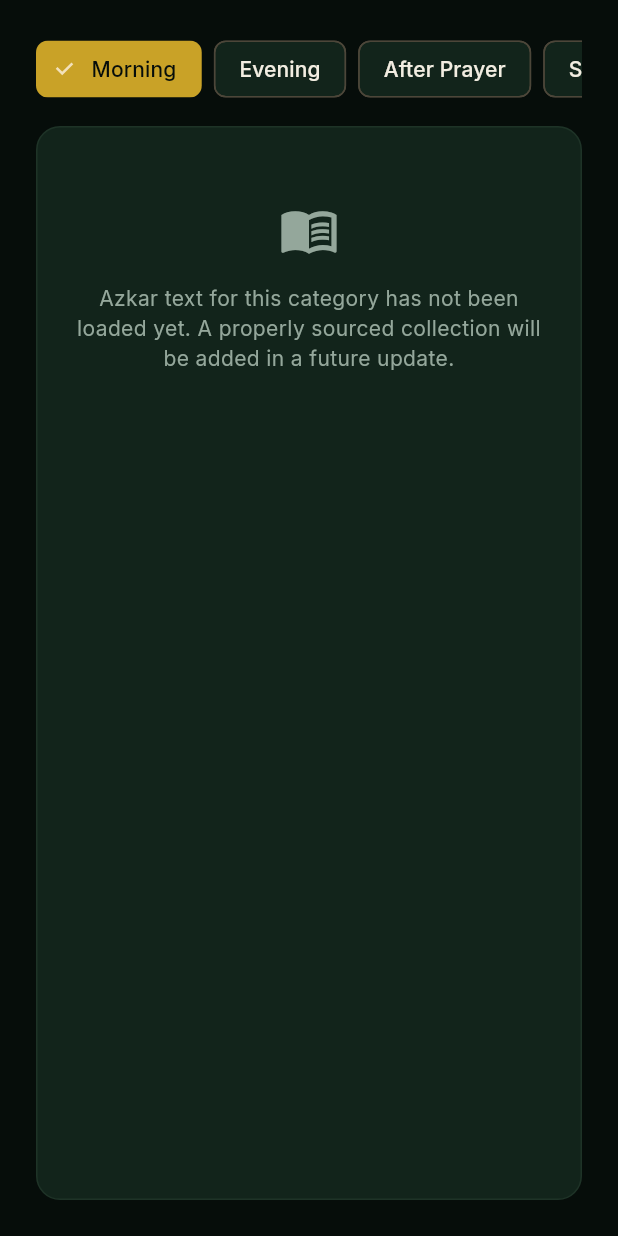
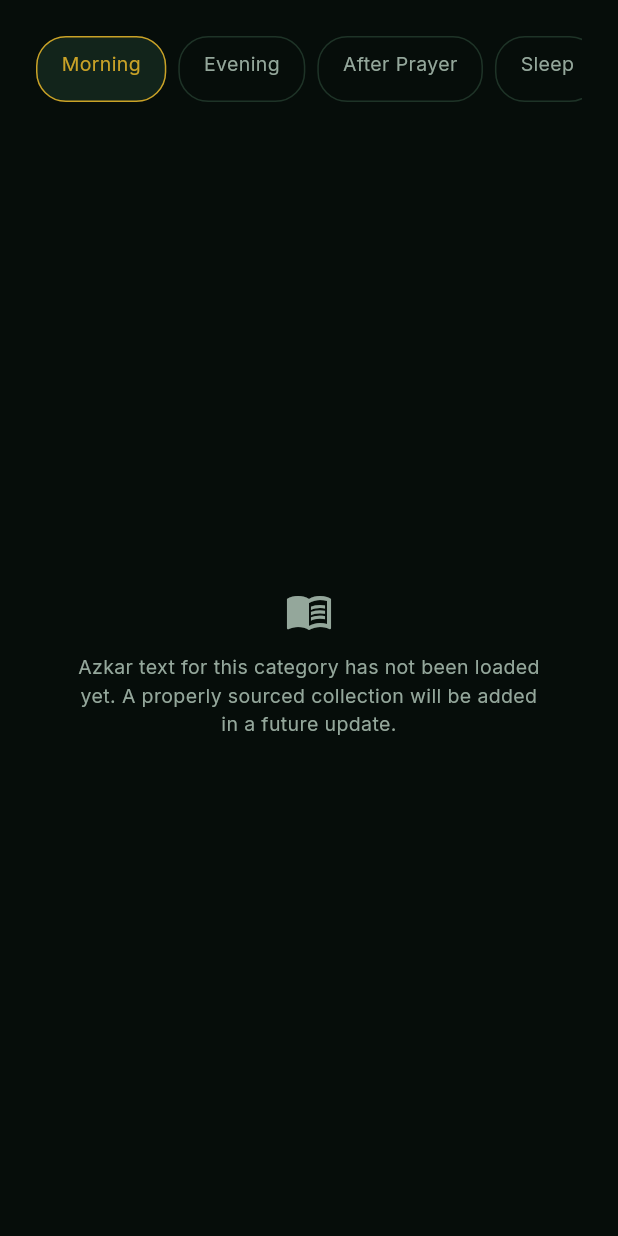
Before and after one commit to ajmalkhan6233-eng/noor_app, a Flutter app: the _AzkarView screen opened directly, on a phone screen of 412 x 824 dp. Run offline on Flutter 3.47's test engine with Material 3 defaults, Android fonts, the phone set to English and light mode, and no system bars; our stand-ins replace adhan, equatable, flutter_bloc, flutter_compass, flutter_secure_storage, geolocator and 1 more; accounts and stored records are empty.

```diff
--- /dev/null
+++ b/lib/core/presentation/widgets/app_chip.dart
@@ -0,0 +1,57 @@
+// Bismillahir Rahmanir Raheem — watermark: ALLAH
+//
+// A hand-rolled chip instead of Material's ChoiceChip — Chip pulls in
+// M3 elevation tinting and defaults to a solid fill we don't want.
+// Gold is punctuation: selected chips get a hairline gold border and
+// gold text, never a solid gold fill.
+
+import 'package:flutter/material.dart';
+
+import '../../constants/app_colors.dart';
+
+class AppChip extends StatelessWidget {
+  const AppChip({
+    super.key,
+    required this.label,
+    required this.selected,
+    required this.onTap,
+    this.semanticLabel,
+  });
+
+  final String label;
+  final bool selected;
+  final VoidCallback onTap;
+  final String? semanticLabel;
+
+  @override
+  Widget build(BuildContext context) {
+    return Semantics(
+      label: semanticLabel ?? label,
+      selected: selected,
+      button: true,
+      child: InkWell(
+        onTap: onTap,
+        borderRadius: BorderRadius.circular(20),
+        child: AnimatedContainer(
+          duration: const Duration(milliseconds: 200),
+          curve: Curves.easeOutCubic,
+          padding: const EdgeInsets.symmetric(horizontal: 16, vertical: 8),
+          decoration: BoxDecoration(
+            color: selected ? AppColors.card : Colors.transparent,
+            borderRadius: BorderRadius.circular(20),
+            border: Border.all(
+              color: selected ? AppColors.gold : AppColors.hairline,
+            ),
+          ),
+          child: Text(
+            label,
+            style: TextStyle(
+              color: selected ? AppColors.gold : AppColors.sage,
+              fontSize: 13,
+            ),
+          ),
+        ),
+      ),
+    );
+  }
+}
--- /dev/null
+++ b/lib/core/presentation/widgets/empty_state.dart
@@ -0,0 +1,41 @@
+// Bismillahir Rahmanir Raheem — watermark: ALLAH
+//
+// "Nothing here yet" across the app: a small centred block floating
+// directly on the background, never a full-screen filled card —
+// emptiness should read as quiet, not as a missing feature.
+
+import 'package:flutter/material.dart';
+
+import '../../constants/app_colors.dart';
+
+class EmptyState extends StatelessWidget {
+  const EmptyState({super.key, required this.icon, required this.message});
+
+  final IconData icon;
+  final String message;
+
+  @override
+  Widget build(BuildContext context) {
+    return Semantics(
+      liveRegion: true,
+      label: message,
+      child: Center(
+        child: Padding(
+          padding: const EdgeInsets.symmetric(vertical: 32, horizontal: 24),
+          child: Column(
+            mainAxisSize: MainAxisSize.min,
+            children: [
+              Icon(icon, color: AppColors.sage, size: 32),
+              const SizedBox(height: 12),
+              Text(
+                message,
+                textAlign: TextAlign.center,
+                style: const TextStyle(color: AppColors.sage, fontSize: 13),
+              ),
+            ],
+          ),
+        ),
+      ),
+    );
+  }
+}
--- a/lib/features/azkar/presentation/widgets/azkar_category_selector.dart
+++ b/lib/features/azkar/presentation/widgets/azkar_category_selector.dart
@@ -3,7 +3,7 @@
 import 'package:flutter/material.dart';
 import 'package:flutter_bloc/flutter_bloc.dart';
 
-import '../../../../core/constants/app_colors.dart';
+import '../../../../core/presentation/widgets/app_chip.dart';
 import '../../data/azkar_category.dart';
 import '../../logic/azkar_cubit/azkar_cubit.dart';
 import '../../logic/azkar_cubit/azkar_state.dart';
@@ -24,22 +24,12 @@ class AzkarCategorySelector extends StatelessWidget {
               for (final category in AzkarCategory.values)
                 Padding(
                   padding: const EdgeInsets.only(right: 8),
-                  child: Semantics(
-                    label: '${category.label} azkar',
+                  child: AppChip(
+                    label: category.label,
+                    semanticLabel: '${category.label} azkar',
                     selected: state.category == category,
-                    child: ChoiceChip(
-                      label: Text(category.label),
-                      selected: state.category == category,
-                      selectedColor: AppColors.accent,
-                      backgroundColor: AppColors.surface,
-                      labelStyle: TextStyle(
-                        color: state.category == category
-                            ? AppColors.background
-                            : AppColors.textPrimary,
-                      ),
-                      onSelected: (_) =>
-                          context.read<AzkarCubit>().selectCategory(category),
-                    ),
+                    onTap: () =>
+                        context.read<AzkarCubit>().selectCategory(category),
                   ),
                 ),
             ],
--- a/lib/features/azkar/presentation/widgets/azkar_empty_state.dart
+++ b/lib/features/azkar/presentation/widgets/azkar_empty_state.dart
@@ -4,35 +4,18 @@
 
 import 'package:flutter/material.dart';
 
-import '../../../../core/constants/app_colors.dart';
-import '../../../../core/presentation/widgets/app_card.dart';
+import '../../../../core/presentation/widgets/empty_state.dart';
 
 class AzkarEmptyState extends StatelessWidget {
   const AzkarEmptyState({super.key});
 
   @override
   Widget build(BuildContext context) {
-    const message =
-        'Azkar text for this category has not been loaded yet. A '
-        'properly sourced collection will be added in a future update.';
-    return Semantics(
-      liveRegion: true,
-      label: message,
-      child: const AppCard(
-        padding: EdgeInsets.symmetric(vertical: 48, horizontal: 24),
-        child: Column(
-          mainAxisSize: MainAxisSize.min,
-          children: [
-            Icon(Icons.menu_book_outlined, color: AppColors.sage, size: 40),
-            SizedBox(height: 16),
-            Text(
-              message,
-              textAlign: TextAlign.center,
-              style: TextStyle(color: AppColors.sage),
-            ),
-          ],
-        ),
-      ),
+    return const EmptyState(
+      icon: Icons.menu_book_outlined,
+      message:
+          'Azkar text for this category has not been loaded yet. A '
+          'properly sourced collection will be added in a future update.',
     );
   }
 }
```
Also changed, not shown: lib/features/quran/presentation/widgets/quran_import_notice.dart (+2 -25 lines), lib/features/settings/presentation/about_screen.dart (+5 -3 lines), lib/features/settings/presentation/licences_screen.dart (added, +83 -0 lines), lib/features/settings/presentation/widgets/licence_package_tile.dart (added, +85 -0 lines).
